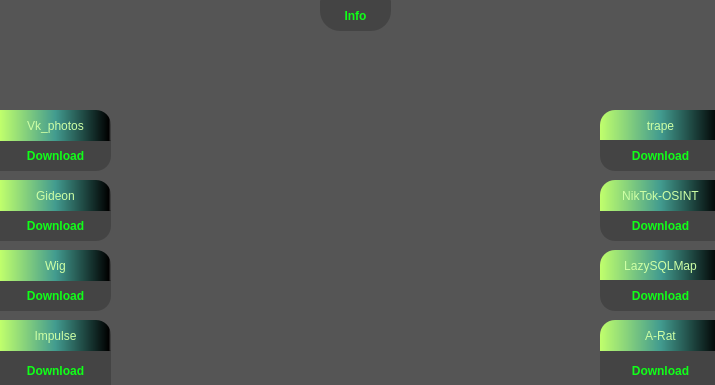
Qt form AutoInstallerBlackSoft/mainwindow.ui (jestsi/AIBS-manager) before a commit.
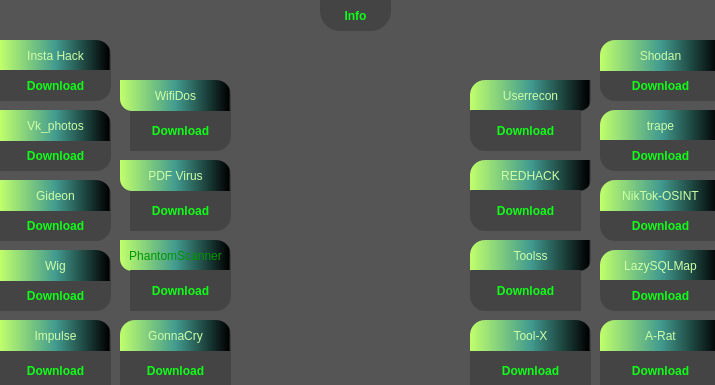
The same form after that commit.

What changed in the file:
```diff
--- a/AutoInstallerBlackSoft/mainwindow.ui
+++ b/AutoInstallerBlackSoft/mainwindow.ui
@@ -462,6 +462,522 @@
      <string>NikTok-OSINT</string>
     </property>
    </widget>
+   <widget class="QPushButton" name="downloadButton_10">
+    <property name="geometry">
+     <rect>
+      <x>130</x>
+      <y>110</y>
+      <width>101</width>
+      <height>41</height>
+     </rect>
+    </property>
+    <property name="font">
+     <font>
+      <family>Noto Sans Bengali UI</family>
+      <weight>75</weight>
+      <bold>true</bold>
+     </font>
+    </property>
+    <property name="cursor">
+     <cursorShape>PointingHandCursor</cursorShape>
+    </property>
+    <property name="styleSheet">
+     <string notr="true">color: rgb(16, 255, 24);
+background-color: #444;
+border-color: #444;
+border-radius: 1px;
+border-bottom-right-radius: 15px;</string>
+    </property>
+    <property name="text">
+     <string>Download</string>
+    </property>
+   </widget>
+   <widget class="QPushButton" name="pushButton_9">
+    <property name="geometry">
+     <rect>
+      <x>120</x>
+      <y>80</y>
+      <width>111</width>
+      <height>31</height>
+     </rect>
+    </property>
+    <property name="cursor">
+     <cursorShape>PointingHandCursor</cursorShape>
+    </property>
+    <property name="styleSheet">
+     <string notr="true">color: rgb(206, 255, 165);
+background: qlineargradient(spread:pad, x1:0, y1:0, x2:1, y2:0, stop:0 rgba(192, 255, 108, 255), stop:0.5 rgba(66, 155, 143, 255), stop:0.98 rgba(0, 0, 0, 255), stop:1 rgba(0, 0, 0, 0));
+border-top-right-radius: 15px;
+border-bottom-left-radius: 12px;</string>
+    </property>
+    <property name="text">
+     <string>WifiDos</string>
+    </property>
+   </widget>
+   <widget class="QPushButton" name="downloadButton_11">
+    <property name="geometry">
+     <rect>
+      <x>130</x>
+      <y>190</y>
+      <width>101</width>
+      <height>41</height>
+     </rect>
+    </property>
+    <property name="font">
+     <font>
+      <family>Noto Sans Bengali UI</family>
+      <weight>75</weight>
+      <bold>true</bold>
+     </font>
+    </property>
+    <property name="cursor">
+     <cursorShape>PointingHandCursor</cursorShape>
+    </property>
+    <property name="styleSheet">
+     <string notr="true">color: rgb(16, 255, 24);
+background-color: #444;
+border-color: #444;
+border-radius: 1px;
+border-bottom-right-radius: 15px;</string>
+    </property>
+    <property name="text">
+     <string>Download</string>
+    </property>
+   </widget>
+   <widget class="QPushButton" name="pushButton_10">
+    <property name="geometry">
+     <rect>
+      <x>120</x>
+      <y>160</y>
+      <width>111</width>
+      <height>31</height>
+     </rect>
+    </property>
+    <property name="cursor">
+     <cursorShape>PointingHandCursor</cursorShape>
+    </property>
+    <property name="styleSheet">
+     <string notr="true">color: rgb(206, 255, 165);
+background: qlineargradient(spread:pad, x1:0, y1:0, x2:1, y2:0, stop:0 rgba(192, 255, 108, 255), stop:0.5 rgba(66, 155, 143, 255), stop:0.98 rgba(0, 0, 0, 255), stop:1 rgba(0, 0, 0, 0));
+border-top-right-radius: 15px;
+border-bottom-left-radius: 12px;</string>
+    </property>
+    <property name="text">
+     <string>PDF Virus</string>
+    </property>
+   </widget>
+   <widget class="QPushButton" name="pushButton_11">
+    <property name="geometry">
+     <rect>
+      <x>120</x>
+      <y>240</y>
+      <width>111</width>
+      <height>31</height>
+     </rect>
+    </property>
+    <property name="cursor">
+     <cursorShape>PointingHandCursor</cursorShape>
+    </property>
+    <property name="styleSheet">
+     <string notr="true">color: rgb(0, 150, 0);
+background: qlineargradient(spread:pad, x1:0, y1:0, x2:1, y2:0, stop:0 rgba(192, 255, 108, 255), stop:0.5 rgba(66, 155, 143, 255), stop:0.98 rgba(0, 0, 0, 255), stop:1 rgba(0, 0, 0, 0));
+border-top-right-radius: 15px;
+border-bottom-left-radius: 12px;</string>
+    </property>
+    <property name="text">
+     <string>PhantomScanner</string>
+    </property>
+   </widget>
+   <widget class="QPushButton" name="downloadButton_12">
+    <property name="geometry">
+     <rect>
+      <x>130</x>
+      <y>270</y>
+      <width>101</width>
+      <height>41</height>
+     </rect>
+    </property>
+    <property name="font">
+     <font>
+      <family>Noto Sans Bengali UI</family>
+      <weight>75</weight>
+      <bold>true</bold>
+     </font>
+    </property>
+    <property name="cursor">
+     <cursorShape>PointingHandCursor</cursorShape>
+    </property>
+    <property name="styleSheet">
+     <string notr="true">color: rgb(16, 255, 24);
+background-color: #444;
+border-color: #444;
+border-radius: 1px;
+border-bottom-right-radius: 15px;</string>
+    </property>
+    <property name="text">
+     <string>Download</string>
+    </property>
+   </widget>
+   <widget class="QPushButton" name="downloadButton_13">
+    <property name="geometry">
+     <rect>
+      <x>120</x>
+      <y>350</y>
+      <width>111</width>
+      <height>41</height>
+     </rect>
+    </property>
+    <property name="font">
+     <font>
+      <family>Noto Sans Bengali UI</family>
+      <weight>75</weight>
+      <bold>true</bold>
+     </font>
+    </property>
+    <property name="cursor">
+     <cursorShape>PointingHandCursor</cursorShape>
+    </property>
+    <property name="styleSheet">
+     <string notr="true">color: rgb(16, 255, 24);
+background-color: #444;
+border-color: #444;
+border-radius: 1px;</string>
+    </property>
+    <property name="text">
+     <string>Download</string>
+    </property>
+   </widget>
+   <widget class="QPushButton" name="pushButton_12">
+    <property name="geometry">
+     <rect>
+      <x>120</x>
+      <y>320</y>
+      <width>111</width>
+      <height>31</height>
+     </rect>
+    </property>
+    <property name="cursor">
+     <cursorShape>PointingHandCursor</cursorShape>
+    </property>
+    <property name="styleSheet">
+     <string notr="true">color: rgb(206, 255, 165);
+background: qlineargradient(spread:pad, x1:0, y1:0, x2:1, y2:0, stop:0 rgba(192, 255, 108, 255), stop:0.5 rgba(66, 155, 143, 255), stop:0.98 rgba(0, 0, 0, 255), stop:1 rgba(0, 0, 0, 0));
+border-top-left-radius: 15px;
+border-top-right-radius: 15px;</string>
+    </property>
+    <property name="text">
+     <string>GonnaCry</string>
+    </property>
+   </widget>
+   <widget class="QPushButton" name="pushButton_13">
+    <property name="geometry">
+     <rect>
+      <x>0</x>
+      <y>40</y>
+      <width>111</width>
+      <height>31</height>
+     </rect>
+    </property>
+    <property name="cursor">
+     <cursorShape>PointingHandCursor</cursorShape>
+    </property>
+    <property name="styleSheet">
+     <string notr="true">color: rgb(206, 255, 165);
+background: qlineargradient(spread:pad, x1:0, y1:0, x2:1, y2:0, stop:0 rgba(192, 255, 108, 255), stop:0.5 rgba(66, 155, 143, 255), stop:0.98 rgba(0, 0, 0, 255), stop:1 rgba(0, 0, 0, 0));
+border-top-right-radius: 15px;</string>
+    </property>
+    <property name="text">
+     <string>Insta Hack</string>
+    </property>
+   </widget>
+   <widget class="QPushButton" name="downloadButton_14">
+    <property name="geometry">
+     <rect>
+      <x>0</x>
+      <y>70</y>
+      <width>111</width>
+      <height>31</height>
+     </rect>
+    </property>
+    <property name="font">
+     <font>
+      <family>Noto Sans Bengali UI</family>
+      <weight>75</weight>
+      <bold>true</bold>
+     </font>
+    </property>
+    <property name="cursor">
+     <cursorShape>PointingHandCursor</cursorShape>
+    </property>
+    <property name="styleSheet">
+     <string notr="true">color: rgb(16, 255, 24);
+background-color: #444;
+border-color: #444;
+border-bottom-right-radius: 15px;</string>
+    </property>
+    <property name="text">
+     <string>Download</string>
+    </property>
+   </widget>
+   <widget class="QPushButton" name="downloadButton_15">
+    <property name="geometry">
+     <rect>
+      <x>600</x>
+      <y>70</y>
+      <width>121</width>
+      <height>31</height>
+     </rect>
+    </property>
+    <property name="font">
+     <font>
+      <family>Noto Sans Bengali UI</family>
+      <weight>75</weight>
+      <bold>true</bold>
+     </font>
+    </property>
+    <property name="cursor">
+     <cursorShape>PointingHandCursor</cursorShape>
+    </property>
+    <property name="styleSheet">
+     <string notr="true">color: rgb(16, 255, 24);
+background-color: #444;
+border-color: #444;
+ border-bottom-left-radius: 15px;
+opacity: 0.1;</string>
+    </property>
+    <property name="text">
+     <string>Download</string>
+    </property>
+   </widget>
+   <widget class="QPushButton" name="pushButton_14">
+    <property name="geometry">
+     <rect>
+      <x>600</x>
+      <y>40</y>
+      <width>121</width>
+      <height>31</height>
+     </rect>
+    </property>
+    <property name="cursor">
+     <cursorShape>PointingHandCursor</cursorShape>
+    </property>
+    <property name="styleSheet">
+     <string notr="true">color: rgb(206, 255, 165);
+background: qlineargradient(spread:pad, x1:0, y1:0, x2:1, y2:0, stop:0 rgba(192, 255, 108, 255), stop:0.5 rgba(66, 155, 143, 255), stop:0.98 rgba(0, 0, 0, 255), stop:1 rgba(0, 0, 0, 0));
+ border-top-left-radius: 15px;</string>
+    </property>
+    <property name="text">
+     <string>Shodan</string>
+    </property>
+   </widget>
+   <widget class="QPushButton" name="downloadButton_16">
+    <property name="geometry">
+     <rect>
+      <x>470</x>
+      <y>350</y>
+      <width>121</width>
+      <height>41</height>
+     </rect>
+    </property>
+    <property name="font">
+     <font>
+      <family>Noto Sans Bengali UI</family>
+      <weight>75</weight>
+      <bold>true</bold>
+     </font>
+    </property>
+    <property name="cursor">
+     <cursorShape>PointingHandCursor</cursorShape>
+    </property>
+    <property name="styleSheet">
+     <string notr="true">color: rgb(16, 255, 24);
+background-color: #444;
+border-color: #444;
+border-radius: 1px;</string>
+    </property>
+    <property name="text">
+     <string>Download</string>
+    </property>
+   </widget>
+   <widget class="QPushButton" name="pushButton_15">
+    <property name="geometry">
+     <rect>
+      <x>470</x>
+      <y>320</y>
+      <width>121</width>
+      <height>31</height>
+     </rect>
+    </property>
+    <property name="cursor">
+     <cursorShape>PointingHandCursor</cursorShape>
+    </property>
+    <property name="styleSheet">
+     <string notr="true">color: rgb(206, 255, 165);
+background: qlineargradient(spread:pad, x1:0, y1:0, x2:1, y2:0, stop:0 rgba(192, 255, 108, 255), stop:0.5 rgba(66, 155, 143, 255), stop:0.98 rgba(0, 0, 0, 255), stop:1 rgba(0, 0, 0, 0));
+border-top-left-radius: 15px;
+border-top-right-radius: 15px;
+</string>
+    </property>
+    <property name="text">
+     <string>Tool-X</string>
+    </property>
+   </widget>
+   <widget class="QPushButton" name="pushButton_16">
+    <property name="geometry">
+     <rect>
+      <x>470</x>
+      <y>240</y>
+      <width>121</width>
+      <height>31</height>
+     </rect>
+    </property>
+    <property name="cursor">
+     <cursorShape>PointingHandCursor</cursorShape>
+    </property>
+    <property name="styleSheet">
+     <string notr="true">color: rgb(206, 255, 165);
+background: qlineargradient(spread:pad, x1:0, y1:0, x2:1, y2:0, stop:0 rgba(192, 255, 108, 255), stop:0.5 rgba(66, 155, 143, 255), stop:0.98 rgba(0, 0, 0, 255), stop:1 rgba(0, 0, 0, 0));
+border-top-left-radius: 15px;
+border-bottom-right-radius: 12px;</string>
+    </property>
+    <property name="text">
+     <string>Toolss</string>
+    </property>
+   </widget>
+   <widget class="QPushButton" name="downloadButton_17">
+    <property name="geometry">
+     <rect>
+      <x>470</x>
+      <y>270</y>
+      <width>111</width>
+      <height>41</height>
+     </rect>
+    </property>
+    <property name="font">
+     <font>
+      <family>Noto Sans Bengali UI</family>
+      <weight>75</weight>
+      <bold>true</bold>
+     </font>
+    </property>
+    <property name="cursor">
+     <cursorShape>PointingHandCursor</cursorShape>
+    </property>
+    <property name="styleSheet">
+     <string notr="true">color: rgb(16, 255, 24);
+background-color: #444;
+border-color: #444;
+border-radius: 1px;
+border-bottom-left-radius: 15px;</string>
+    </property>
+    <property name="text">
+     <string>Download</string>
+    </property>
+   </widget>
+   <widget class="QPushButton" name="pushButton_17">
+    <property name="geometry">
+     <rect>
+      <x>470</x>
+      <y>160</y>
+      <width>121</width>
+      <height>31</height>
+     </rect>
+    </property>
+    <property name="cursor">
+     <cursorShape>PointingHandCursor</cursorShape>
+    </property>
+    <property name="styleSheet">
+     <string notr="true">color: rgb(206, 255, 165);
+background: qlineargradient(spread:pad, x1:0, y1:0, x2:1, y2:0, stop:0 rgba(192, 255, 108, 255), stop:0.5 rgba(66, 155, 143, 255), stop:0.98 rgba(0, 0, 0, 255), stop:1 rgba(0, 0, 0, 0));
+border-top-left-radius: 15px;
+border-bottom-right-radius: 12px;</string>
+    </property>
+    <property name="text">
+     <string>REDHACK</string>
+    </property>
+   </widget>
+   <widget class="QPushButton" name="downloadButton_18">
+    <property name="geometry">
+     <rect>
+      <x>470</x>
+      <y>190</y>
+      <width>111</width>
+      <height>41</height>
+     </rect>
+    </property>
+    <property name="font">
+     <font>
+      <family>Noto Sans Bengali UI</family>
+      <weight>75</weight>
+      <bold>true</bold>
+     </font>
+    </property>
+    <property name="cursor">
+     <cursorShape>PointingHandCursor</cursorShape>
+    </property>
+    <property name="styleSheet">
+     <string notr="true">color: rgb(16, 255, 24);
+background-color: #444;
+border-color: #444;
+border-radius: 1px;
+border-bottom-left-radius: 15px;</string>
+    </property>
+    <property name="text">
+     <string>Download</string>
+    </property>
+   </widget>
+   <widget class="QPushButton" name="pushButton_18">
+    <property name="geometry">
+     <rect>
+      <x>470</x>
+      <y>80</y>
+      <width>121</width>
+      <height>31</height>
+     </rect>
+    </property>
+    <property name="cursor">
+     <cursorShape>PointingHandCursor</cursorShape>
+    </property>
+    <property name="styleSheet">
+     <string notr="true">color: rgb(206, 255, 165);
+background: qlineargradient(spread:pad, x1:0, y1:0, x2:1, y2:0, stop:0 rgba(192, 255, 108, 255), stop:0.5 rgba(66, 155, 143, 255), stop:0.98 rgba(0, 0, 0, 255), stop:1 rgba(0, 0, 0, 0));
+border-top-left-radius: 15px;
+border-bottom-right-radius: 12px;</string>
+    </property>
+    <property name="text">
+     <string>Userrecon</string>
+    </property>
+   </widget>
+   <widget class="QPushButton" name="downloadButton_19">
+    <property name="geometry">
+     <rect>
+      <x>470</x>
+      <y>110</y>
+      <width>111</width>
+      <height>41</height>
+     </rect>
+    </property>
+    <property name="font">
+     <font>
+      <family>Noto Sans Bengali UI</family>
+      <weight>75</weight>
+      <bold>true</bold>
+     </font>
+    </property>
+    <property name="cursor">
+     <cursorShape>PointingHandCursor</cursorShape>
+    </property>
+    <property name="styleSheet">
+     <string notr="true">color: rgb(16, 255, 24);
+background-color: #444;
+border-color: #444;
+border-radius: 1px;
+border-bottom-left-radius: 15px;</string>
+    </property>
+    <property name="text">
+     <string>Download</string>
+    </property>
+   </widget>
    <zorder>downloadButton_3</zorder>
    <zorder>downloadButton</zorder>
    <zorder>downloadButton_2</zorder>
```
Left out of the diff: 20 changed lines with no effect on the pictures.
